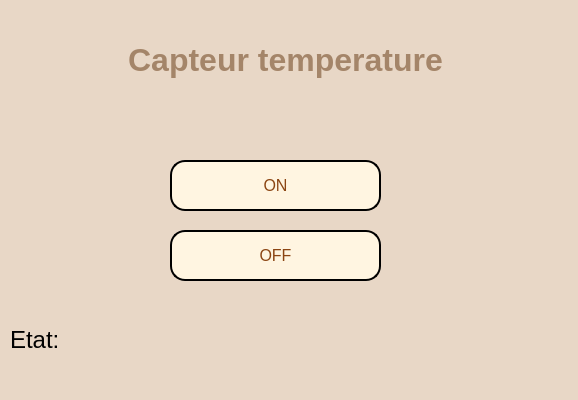
Before: the Qt Designer form arduinotemp.ui in Projet-CPP-2A6/projetQT, drawn with Qt 5.
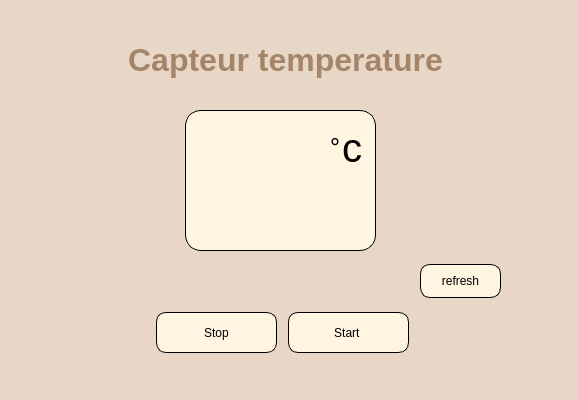
After: the same form once the commit is applied.

Diff of the .ui file:
```diff
--- a/arduinotemp.ui
+++ b/arduinotemp.ui
@@ -56,104 +56,166 @@
     <string>&lt;html&gt;&lt;head/&gt;&lt;body&gt;&lt;p align=&quot;center&quot;&gt;&lt;span style=&quot; font-size:24pt; color:#a48569;&quot;&gt;Capteur temperature&lt;/span&gt;&lt;/p&gt;&lt;/body&gt;&lt;/html&gt;</string>
    </property>
   </widget>
-  <widget class="QPushButton" name="onlm35">
+  <widget class="QWidget" name="widget" native="true">
    <property name="geometry">
     <rect>
-     <x>170</x>
-     <y>160</y>
-     <width>211</width>
-     <height>51</height>
+     <x>185</x>
+     <y>110</y>
+     <width>191</width>
+     <height>141</height>
     </rect>
    </property>
    <property name="styleSheet">
-    <string notr="true">QPushButton {
-    font-size: 12pt; /* Larger font size */
-    border: 2px solid #000000; /* Black border */
-    border-radius: 15px; /* Rounded corners */
-    padding: 10px 20px; /* Padding */
-    color: #8B4513; /* White text */
-    background-color: #FFF5E1; /* Gold background */
+    <string notr="true">background-color :#FFF5E1 ;
+border:1px solid black ; 
+border-radius:16px</string>
+   </property>
+   <widget class="QLabel" name="label">
+    <property name="geometry">
+     <rect>
+      <x>145</x>
+      <y>17</y>
+      <width>21</width>
+      <height>41</height>
+     </rect>
+    </property>
+    <property name="styleSheet">
+     <string notr="true">border : 0 px  ; 
+font-size:25px </string>
+    </property>
+    <property name="text">
+     <string>°</string>
+    </property>
+   </widget>
+   <widget class="QLabel" name="label_2">
+    <property name="geometry">
+     <rect>
+      <x>46</x>
+      <y>20</y>
+      <width>101</width>
+      <height>101</height>
+     </rect>
+    </property>
+    <property name="styleSheet">
+     <string notr="true">border:0px ;
+font-size:80px ;
+font-weight : bold ; 
+balckground-color:transparent ; </string>
+    </property>
+    <property name="text">
+     <string/>
+    </property>
+   </widget>
+   <widget class="QLabel" name="label_3">
+    <property name="geometry">
+     <rect>
+      <x>157</x>
+      <y>17</y>
+      <width>21</width>
+      <height>41</height>
+     </rect>
+    </property>
+    <property name="styleSheet">
+     <string notr="true">border : 0 px  ; 
+font-size:40px </string>
+    </property>
+    <property name="text">
+     <string>c</string>
+    </property>
+   </widget>
+   <zorder>label_2</zorder>
+   <zorder>label</zorder>
+   <zorder>label_3</zorder>
+  </widget>
+  <widget class="QPushButton" name="pushButton">
+   <property name="geometry">
+    <rect>
+     <x>156</x>
+     <y>312</y>
+     <width>121</width>
+     <height>41</height>
+    </rect>
+   </property>
+   <property name="styleSheet">
+    <string notr="true">#pushButton{
+	background-color : #FFF5E1 ; 
+	border : 1px  solid black ; 
+	border-radius : 10px ; 
+	color : black ; 
 }
-
-QPushButton:hover {
-    background-color: #A48569; /* Lighter gold on hover */
-}
-
-QPushButton:pressed {
-    background-color: #A48569; /* Slightly darker gold when pressed */
+#pushButton:hover {
+	background-color: #a48569 ; 
+	color : white ; 
 }</string>
    </property>
    <property name="text">
-    <string>ON</string>
+    <string>Stop</string>
    </property>
   </widget>
-  <widget class="QPushButton" name="offlm35">
+  <widget class="QPushButton" name="pushButton_2">
    <property name="geometry">
     <rect>
-     <x>170</x>
-     <y>230</y>
-     <width>211</width>
-     <height>51</height>
+     <x>288</x>
+     <y>312</y>
+     <width>121</width>
+     <height>41</height>
     </rect>
    </property>
    <property name="styleSheet">
-    <string notr="true">QPushButton {
-    font-size: 12pt; /* Larger font size */
-    border: 2px solid #000000; /* Black border */
-    border-radius: 15px; /* Rounded corners */
-    padding: 10px 20px; /* Padding */
-    color: #8B4513; /* White text */
-    background-color: #FFF5E1; /* Gold background */
+    <string notr="true">#pushButton_2{
+	background-color : #FFF5E1 ; 
+	border : 1px  solid black ; 
+	border-radius : 10px ; 
+	color : black ; 
 }
-
-QPushButton:hover {
-    background-color: #A48569; /* Lighter gold on hover */
-}
-
-QPushButton:pressed {
-    background-color: #A48569; /* Slightly darker gold when pressed */
+#pushButton_2:hover {
+	background-color: #a48569 ; 
+	color : white ; 
 }</string>
    </property>
    <property name="text">
-    <string>OFF</string>
+    <string>Start </string>
    </property>
   </widget>
-  <widget class="QLabel" name="label_etat">
+  <widget class="QLabel" name="label_4">
    <property name="geometry">
     <rect>
-     <x>10</x>
-     <y>310</y>
-     <width>421</width>
-     <height>61</height>
+     <x>160</x>
+     <y>269</y>
+     <width>241</width>
+     <height>31</height>
     </rect>
    </property>
-   <property name="font">
-    <font>
-     <weight>75</weight>
-     <bold>true</bold>
-    </font>
+   <property name="styleSheet">
+    <string notr="true">font-size: 20 px ; </string>
    </property>
+   <property name="text">
+    <string/>
+   </property>
+  </widget>
+  <widget class="QPushButton" name="pushButton_3">
+   <property name="geometry">
+    <rect>
+     <x>420</x>
+     <y>264</y>
+     <width>81</width>
+     <height>34</height>
+    </rect>
+   </property>
    <property name="styleSheet">
-    <string notr="true">/* Style for the label */
-background-color: rgb(232, 215, 198);
-QLabel {
-    font-size: 40px; /* Font size */
-    font-weight: bold; /* Bold font */
-    color: #ffffff; /* White text color */
-    text-transform: uppercase; /* Uppercase text */
-    letter-spacing: 2px; /* Letter spacing */
-    padding: 10px 20px; /* Padding */
- 
-    border-radius: 30px; /* Rounded corners */
-    box-shadow: 0px 4px 6px rgba(0, 0, 0, 0.1); /* Shadow */
-    transition: background-color 0.3s ease; /* Smooth transition */
+    <string notr="true">#pushButton_3{
+	background-color : #FFF5E1 ; 
+	border : 1px  solid black ; 
+	border-radius : 10px ; 
+	color : black ; 
 }
-
-
-</string>
+#pushButton_3:hover {
+	background-color: #a48569 ; 
+	color : white ; 
+}</string>
    </property>
    <property name="text">
-    <string>&lt;html&gt;&lt;head/&gt;&lt;body&gt;&lt;p&gt;&lt;span style=&quot; font-size:18pt; font-weight:400; color:#000000;&quot;&gt;Etat:&lt;/span&gt;&lt;/p&gt;&lt;/body&gt;&lt;/html&gt;</string>
+    <string>refresh</string>
    </property>
   </widget>
  </widget>
```
